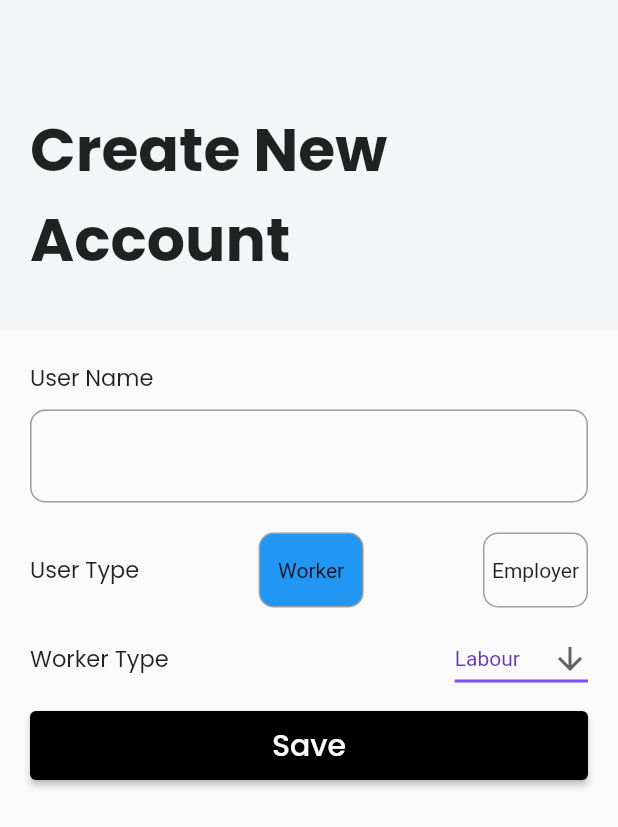
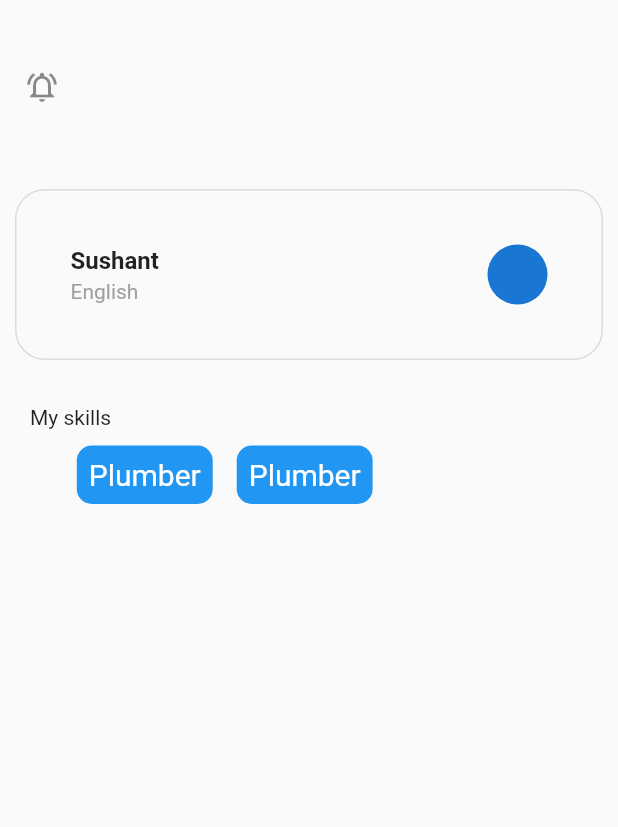
Before and after one commit to lovetoz1/hackathonpec, a Flutter app: the screen it shows after launch, on a phone screen of 412 x 824 dp. Shown: the top 827 px of the screen. Run offline on Flutter 3.47's test engine with Material 2 defaults, Android fonts, the phone set to English and light mode, and no system bars; our stand-ins replace dio, firebase_auth, firebase_core, google_fonts, intl_phone_number_input, page_transition and 1 more; accounts and stored records are empty.

```diff
--- /dev/null
+++ b/lib/ProfilePage.dart
@@ -0,0 +1,96 @@
+import 'package:flutter/material.dart';
+
+import 'package:flutter/material.dart';
+class ProfilePage extends StatefulWidget {
+ProfilePage({super.key});
+
+  @override
+  State<ProfilePage> createState() => PProfilePageState();
+}
+
+class PProfilePageState extends State<ProfilePage> {
+
+
+
+  @override
+  Widget build(BuildContext context) {
+    List<Widget> skills=[];
+
+
+
+    skills.add(Skills(myskill: "Plumber"));
+    skills.add(Skills(myskill: "Plumber"));
+
+
+    return Scaffold(
+      body: SingleChildScrollView(
+        child: Column(children: [
+          SizedBox(height: 30,),
+          ListTile(leading: Icon(Icons.notifications_active_outlined),),
+          SizedBox(height: 30,),
+          Container(
+            margin: EdgeInsets.all(10),
+            padding: EdgeInsets.all(20),
+            decoration: BoxDecoration(
+                borderRadius: BorderRadius.circular(20),
+                border: Border.all(color: Colors.black12)
+            ),
+            child: ListTile(
+              subtitle: Text("English",style: TextStyle(color: Colors.grey),),
+              title: Text("Sushant ",style: TextStyle(fontWeight: FontWeight.bold),),
+              trailing: CircleAvatar(),
+            ),
+          ),
+          SizedBox(height: 20,),
+          Container(
+            padding: EdgeInsets.only(left: 20.0),
+            alignment: Alignment.topLeft,
+            child: Text("My skills"),
+          ),
+          Center(child: Container(
+            // height: 90,
+            width: MediaQuery.of(context).size.width * 0.8,
+            decoration: BoxDecoration(
+                borderRadius: BorderRadius.circular(20),
+                // color: Colors.blue
+
+            ),
+            padding: EdgeInsets.fromLTRB(2,3,0,0),
+            child: Row(
+              children: skills,
+            ),
+          )),
+          SizedBox(height: 30,),
+
+          Container(margin: EdgeInsets.all(30),
+
+          ),
+
+
+        ]),
+      ),
+    );
+  }
+}
+class Skills extends StatelessWidget {
+  Skills({Key? key, required this.myskill}) : super(key: key);
+final String myskill;
+  @override
+  Widget build(BuildContext context) {
+    return Padding(
+      padding: const EdgeInsets.all(8.0),
+      child: Container(
+        decoration: BoxDecoration(
+          borderRadius: BorderRadius.circular(10.0),
+          color: Colors.blue,
+
+        ),
+        child: Padding(
+
+          padding: const EdgeInsets.all(8.0),
+          child: Text(myskill,style: TextStyle(fontSize: 20.0,color: Colors.white),),
+        ),
+      ),
+    );
+  }
+}
--- a/lib/main.dart
+++ b/lib/main.dart
@@ -1,7 +1,8 @@
 import 'package:firebase_core/firebase_core.dart';
 import 'package:flutter/material.dart';
+import 'package:jobportal/ProfilePage.dart';
 import 'package:jobportal/firebase_options.dart';
-import 'package:jobportal/pages/CreateAccount.dart';
+import 'package:jobportal/pages/WorkerHomePage.dart';
 import 'package:jobportal/pages/login/firstpage.dart';
 
 void main() async{
@@ -23,7 +24,8 @@ class MyApp extends StatelessWidget {
       debugShowCheckedModeBanner: false,
       theme: ThemeData(
       ),
-      home:  CreateAccount(),
+      // home:  LoginScreen(),
+      home: ProfilePage(),
     );
   }
 }
--- a/lib/pages/WorkerHomePage.dart
+++ b/lib/pages/WorkerHomePage.dart
@@ -1,6 +1,8 @@
+import 'package:firebase_auth/firebase_auth.dart';
 import 'package:flutter/material.dart';
 import 'package:google_fonts/google_fonts.dart';
 import 'package:jobportal/Widgets/JobCard.dart';
+import 'package:jobportal/pages/login/firstpage.dart';
 
 class WorkerHomePage extends StatefulWidget {
   const WorkerHomePage({Key? key}) : super(key: key);
@@ -19,7 +21,31 @@ class _WorkerHomePageState extends State<WorkerHomePage> {
 
     return Scaffold(
       key: _scaffoldKey,
-      drawer: new Drawer(),
+      drawer: new Drawer(
+        child: Center(
+          child: ListView(
+            children: [
+              ListTile(
+                title: Text("Sign out"),
+                onTap:(){
+                  FirebaseAuth.instance.signOut();
+                  Navigator.pushAndRemoveUntil(context, MaterialPageRoute(
+                      builder: (context) => LoginScreen()), (route) => false);
+
+                },
+              ),
+              ListTile(
+                title: Text("Show Profile"),
+                onTap: (){
+                  Navigator.pushAndRemoveUntil(context, MaterialPageRoute(
+                      builder: (context) => LoginScreen()), (route) => false);
+
+                },
+              )
+            ],
+          ),
+        ),
+      ),
       bottomNavigationBar: BottomNavigationBar(
         currentIndex: navIndex,
         onTap: (ind) {
--- a/lib/pages/login/logout.dart
+++ b/lib/pages/login/logout.dart
@@ -31,9 +31,7 @@ class _LogOutState extends State<LogOut> {
                               FirebaseAuth.instance.signOut();
                               Navigator.pushAndRemoveUntil(context, MaterialPageRoute(
                                   builder: (context) => LoginScreen()), (route) => false);
-                              setState(() {
 
-                              });
                           },
 
                         ),
```
